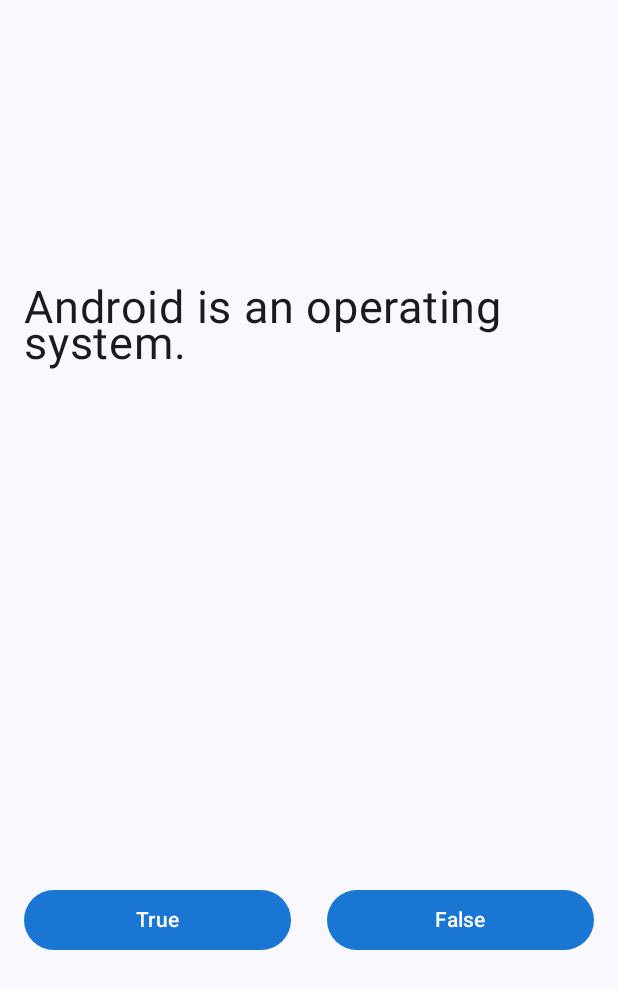
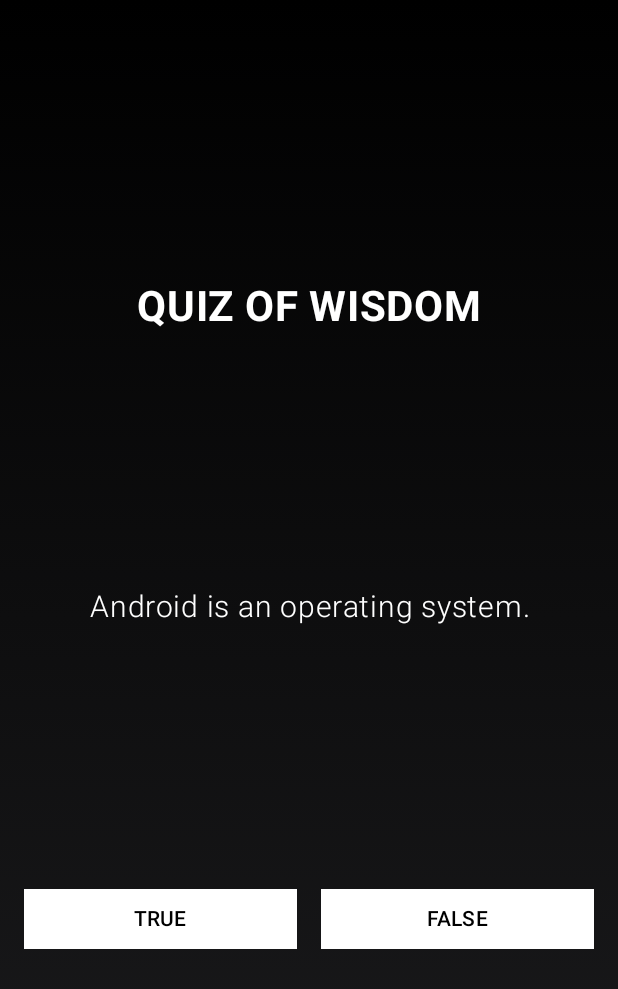
Before and after one commit to Asomazz/calculator, an Android app built with Jetpack Compose: the screen it shows after launch (MainActivity), on a phone screen of 412 x 824 dp. Shown: the top 989 px of the screen. Run offline under Robolectric (Android 15) with nearby library versions, the phone set to English and light mode, and no system bars.

Commit message:
Zara style inspired app version 0

```diff
--- a/app/build.gradle.kts
+++ b/app/build.gradle.kts
@@ -40,7 +40,6 @@ android {
 }
 
 dependencies {
-
     implementation(libs.androidx.core.ktx)
     implementation(libs.androidx.lifecycle.runtime.ktx)
     implementation(libs.androidx.activity.compose)
--- a/app/src/main/java/com/example/counterapp/MainActivity.kt
+++ b/app/src/main/java/com/example/counterapp/MainActivity.kt
@@ -1,53 +1,40 @@
 package com.example.counterapp
 
+import android.media.MediaPlayer
 import android.os.Bundle
 import androidx.activity.ComponentActivity
 import androidx.activity.compose.setContent
 import androidx.activity.enableEdgeToEdge
+import androidx.compose.animation.AnimatedVisibility
+import androidx.compose.animation.core.tween
+import androidx.compose.animation.fadeIn
+import androidx.compose.animation.scaleIn
 import androidx.compose.foundation.background
-import androidx.compose.foundation.layout.Arrangement
-import androidx.compose.foundation.layout.Box
-import androidx.compose.foundation.layout.Column
-import androidx.compose.foundation.layout.PaddingValues
-import androidx.compose.foundation.layout.Row
-import androidx.compose.foundation.layout.fillMaxHeight
-import androidx.compose.foundation.layout.fillMaxSize
-import androidx.compose.foundation.layout.fillMaxWidth
-import androidx.compose.foundation.layout.height
-import androidx.compose.foundation.layout.padding
-import androidx.compose.foundation.layout.size
-import androidx.compose.foundation.shape.CircleShape
-import androidx.compose.material3.Button
-import androidx.compose.material3.ButtonDefaults
-import androidx.compose.material3.Scaffold
-import androidx.compose.material3.Text
-import androidx.compose.runtime.Composable
-import androidx.compose.runtime.getValue
-import androidx.compose.runtime.mutableStateOf
-import androidx.compose.runtime.remember
-import androidx.compose.runtime.setValue
+import androidx.compose.foundation.layout.*
+import androidx.compose.foundation.shape.RoundedCornerShape
+import androidx.compose.material3.*
+import androidx.compose.runtime.*
 import androidx.compose.ui.Alignment
 import androidx.compose.ui.Modifier
-import androidx.compose.ui.draw.clip
+import androidx.compose.ui.graphics.Brush
 import androidx.compose.ui.graphics.Color
+import androidx.compose.ui.platform.LocalContext
+import androidx.compose.ui.text.font.FontFamily
 import androidx.compose.ui.text.font.FontWeight
 import androidx.compose.ui.text.style.TextAlign
-import androidx.compose.ui.tooling.preview.Preview
 import androidx.compose.ui.unit.dp
 import androidx.compose.ui.unit.sp
-import com.example.counterapp.ui.theme.CounterAppTheme
+import com.example.counterapp.ui.theme.*
 
 class MainActivity : ComponentActivity() {
     override fun onCreate(savedInstanceState: Bundle?) {
         super.onCreate(savedInstanceState)
         enableEdgeToEdge()
         setContent {
-
             CounterAppTheme {
-                Scaffold(modifier = Modifier.fillMaxSize()){innerPadding ->
+                Scaffold(modifier = Modifier.fillMaxSize()) { innerPadding ->
                     TrueOrFalse(modifier = Modifier, innerPadding = innerPadding)
                 }
-
             }
         }
     }
@@ -55,6 +42,11 @@ class MainActivity : ComponentActivity() {
 
 @Composable
 fun TrueOrFalse(modifier: Modifier, innerPadding: PaddingValues) {
+    val context = LocalContext.current
+    val correctSound = remember { MediaPlayer.create(context, R.raw.correct_sound) }
+    val wrongSound = remember { MediaPlayer.create(context, R.raw.wrong_sound) }
+    val completeSound = remember { MediaPlayer.create(context, R.raw.complete_sound) }
+
     val questions = listOf(
         "Android is an operating system." to true,
         "Kotlin is supported for iOS development." to false,
@@ -68,122 +60,135 @@ fun TrueOrFalse(modifier: Modifier, innerPadding: PaddingValues) {
 
     val currentQuestion = if (currentQuestionIndex < questions.size) questions[currentQuestionIndex] else null
 
-    Column(
+    Box(
         modifier = modifier
             .fillMaxSize()
+            .background(
+                brush = Brush.verticalGradient(
+                    colors = listOf(Color.Black, Color(0xFF1C1C1E))
+                )
+            )
             .padding(innerPadding)
+    ) {
+        Column(
+            modifier = Modifier
+                .fillMaxSize()
                 .padding(16.dp),
-        verticalArrangement = Arrangement.SpaceAround,
+            verticalArrangement = Arrangement.SpaceEvenly,
             horizontalAlignment = Alignment.CenterHorizontally
         ) {
+            Text(
+                text = "QUIZ OF WISDOM",
+                fontSize = 28.sp,
+                fontWeight = FontWeight.Bold,
+                fontFamily = FontFamily.SansSerif,
+                color = Color.White
+            )
+
             if (isGameOver) {
+                LaunchedEffect(Unit) { completeSound.start() }
 
                 Text(
-                text = "Game Over! Your Score: $score / ${questions.size}",
-                fontSize = 24.sp,
-                fontWeight = FontWeight.Bold,
-                textAlign = TextAlign.Center
+                    text = "YOUR SCORE: $score / ${questions.size}",
+                    fontSize = 22.sp,
+                    fontWeight = FontWeight.Medium,
+                    textAlign = TextAlign.Center,
+                    color = Color.White
                 )
-            Button(onClick = {
+                Button(
+                    onClick = {
                         currentQuestionIndex = 0
                         isAnswerCorrect = null
                         score = 0
                         isGameOver = false
-            }) {
-                Text("Restart Game")
+                    },
+                    shape = RoundedCornerShape(0.dp),
+                    colors = ButtonDefaults.buttonColors(containerColor = Color.White)
+                ) {
+                    Text("RESTART", color = Color.Black)
                 }
-        }
-            else {
+            } else {
                 Text(
                     text = currentQuestion?.first ?: "",
-                fontSize = 30.sp,
-                fontWeight = FontWeight.Normal
+                    fontSize = 20.sp,
+                    fontWeight = FontWeight.Light,
+                    fontFamily = FontFamily.SansSerif,
+                    textAlign = TextAlign.Center,
+                    color = Color.White
                 )
-            when (isAnswerCorrect) {
-                true -> {
-                    Box(
-                        contentAlignment = Alignment.Center,
-                        modifier = modifier
-                            .clip(CircleShape)
-                            .size(170.dp)
-                            .background(color = Color.Green)
+
+                AnimatedVisibility(
+                    visible = isAnswerCorrect != null,
+                    enter = scaleIn(tween(400)) + fadeIn(tween(300))
+                ) {
+                    Text(
+                        text = if (isAnswerCorrect == true) "CORRECT ✅" else "WRONG ❌",
+                        fontSize = 18.sp,
+                        fontWeight = FontWeight.Bold,
+                        color = if (isAnswerCorrect == true) Color(0xFFB6F399) else Color(0xFFFF6B6B)
                     )
-                    {
-                        Text("Correct Answer")
                 }
-                    Button(onClick = {
+
+                if (isAnswerCorrect == true) {
+                    Button(
+                        onClick = {
                             if (currentQuestionIndex < questions.size - 1) {
                                 currentQuestionIndex++
                                 isAnswerCorrect = null
                             } else {
                                 isGameOver = true
                             }
-                    }) {
-                        Text("Next Question")
-                    }
-                }
-                false -> {
-                    Box(
-                        contentAlignment = Alignment.Center,
-                        modifier = Modifier
-                            .clip(CircleShape)
-                            .size(170.dp)
-                            .background(color = Color.Red)
+                        },
+                        shape = RoundedCornerShape(0.dp),
+                        colors = ButtonDefaults.buttonColors(containerColor = Color.White)
                     ) {
-                        Text("Wrong Answer")
-                    }
-                }
-                null -> {
-
+                        Text("NEXT", color = Color.Black)
                     }
                 }
 
                 if (isAnswerCorrect != true) {
                     Row(
-                    modifier = modifier.fillMaxWidth(),
-                    horizontalArrangement = Arrangement.spacedBy(24.dp)
+                        modifier = Modifier.fillMaxWidth(),
+                        horizontalArrangement = Arrangement.spacedBy(16.dp)
                     ) {
+                        Button(
+                            onClick = {
+                                val isCorrect = currentQuestion?.second == true
+                                isAnswerCorrect = isCorrect
+                                if (isCorrect) {
+                                    score++
+                                    correctSound.start()
+                                } else {
+                                    wrongSound.start()
+                                }
+                            },
+                            modifier = Modifier.weight(1f),
+                            shape = RoundedCornerShape(0.dp),
+                            colors = ButtonDefaults.buttonColors(containerColor = Color.White)
+                        ) {
+                            Text("TRUE", color = Color.Black)
+                        }
 
                         Button(
-                        onClick = { val isCorrect = currentQuestion?.second == true
+                            onClick = {
+                                val isCorrect = currentQuestion?.second == false
                                 isAnswerCorrect = isCorrect
-                            if (isCorrect) score++},
+                                if (isCorrect) {
+                                    score++
+                                    correctSound.start()
+                                } else {
+                                    wrongSound.start()
+                                }
+                            },
                             modifier = Modifier.weight(1f),
-                        colors = ButtonDefaults.buttonColors(containerColor = Color(0xFF1976D2))
+                            shape = RoundedCornerShape(0.dp),
+                            colors = ButtonDefaults.buttonColors(containerColor = Color.White)
                         ) {
-                        Text("True")
-                    }
-                    Button(
-                        onClick = {  val isCorrect = currentQuestion?.second == false
-                            isAnswerCorrect = isCorrect
-                            if (isCorrect) score++},
-                        modifier = Modifier.weight(1f),
-                        colors = ButtonDefaults.buttonColors(containerColor = Color(0xFF1976D2))
-                    ) {
-                        Text("False")
+                            Text("FALSE", color = Color.Black)
                         }
                     }
-
                 }
-
             }
-
         }
-
     }
-
-//@Composable
-//fun Greeting(name: String, modifier: Modifier = Modifier) {
-//    Text(
-//        text = "Hello $name!",
-//        modifier = modifier
-//    )
-//}
-
-//@Preview(showBackground = true)
-//@Composable
-//fun GreetingPreview() {
-//    CounterAppTheme {
-//        Greeting("Android")
-//    }
-//}
+}
--- a/app/src/main/java/com/example/counterapp/ui/theme/Color.kt
+++ b/app/src/main/java/com/example/counterapp/ui/theme/Color.kt
@@ -9,3 +9,12 @@ val Pink80 = Color(0xFFEFB8C8)
 val Purple40 = Color(0xFF6650a4)
 val PurpleGrey40 = Color(0xFF625b71)
 val Pink40 = Color(0xFF7D5260)
+
+val PalmGreen = Color(0xFF017B5F)
+val OasisBlack = Color(0xFF0B1C1B)
+val RockUmber = Color(0xFF8B4C2C)
+val SandFlame = Color(0xFFF19948)
+val NeonMint = Color(0xFF6AF6A5)
+val DatePalmBrown = Color(0xFF3E2C20)
+val SunlightPeach = Color(0xFFFFD8B1)
+val VisionGreen = Color(0xFFA7FFA5)
```
Also changed, not shown: 4 other files. Lines whose indentation alone changed are shown as unchanged.
